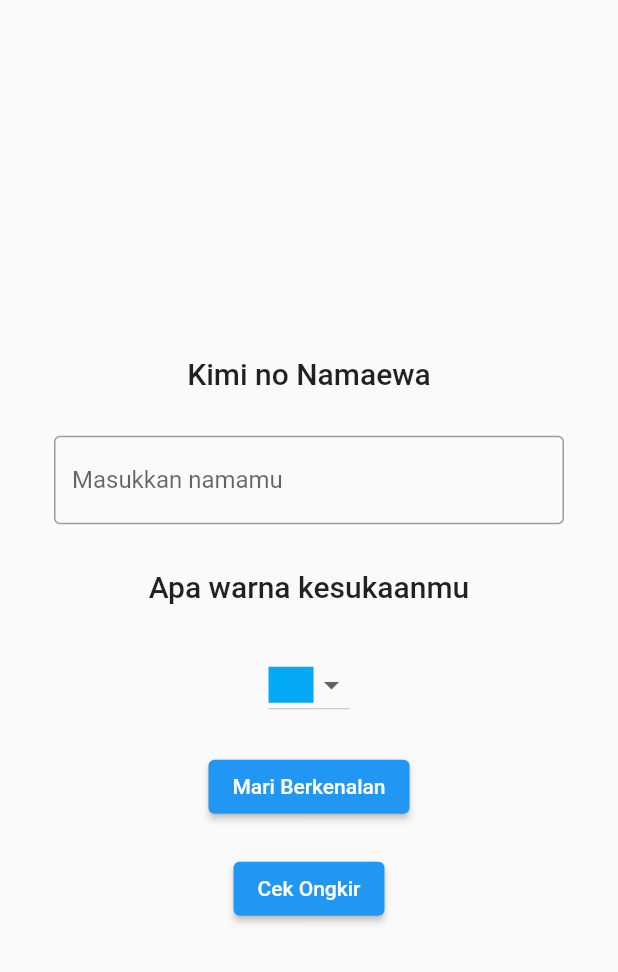
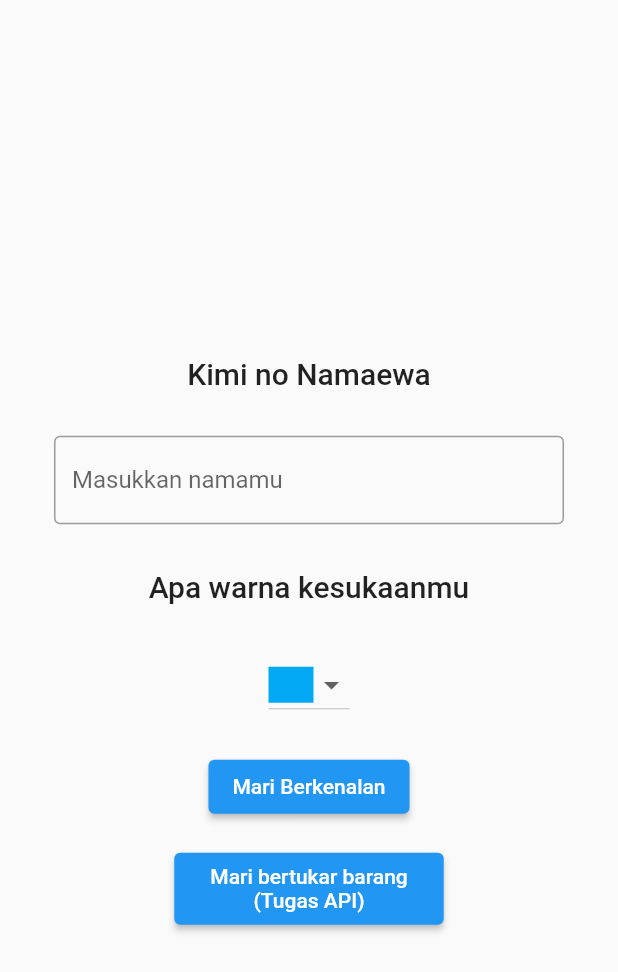
Before and after one commit to YLab-Mobile-Dev-Bootcamp/karuniaperjuangan-task2, a Flutter app: the screen it shows after launch, on a phone screen of 412 x 824 dp. Shown: the top 972 px of the screen. Run offline on Flutter 3.47's test engine with Material 2 defaults, Android fonts, the phone set to English and light mode, and no system bars; our stand-ins replace dio, get.

Commit message:
revisi tugas 4

```diff
--- a/lib/home_page.dart
+++ b/lib/home_page.dart
@@ -47,7 +47,10 @@ class HomePage extends StatelessWidget {
                 SizedBox(height: 20,),
                 ElevatedButton(
                   onPressed: (){Get.toNamed('/ongkir');},
-                  child: Text("Cek Ongkir")),
+                  child: Padding(
+                    padding: const EdgeInsets.all(8.0),
+                    child: Text("Mari bertukar barang\n(Tugas API)",textAlign: TextAlign.center,),
+                  )),
             ],
           ),
         ),
```
Also changed, not shown: lib/ongkir_page.dart (+6 -3 lines).
